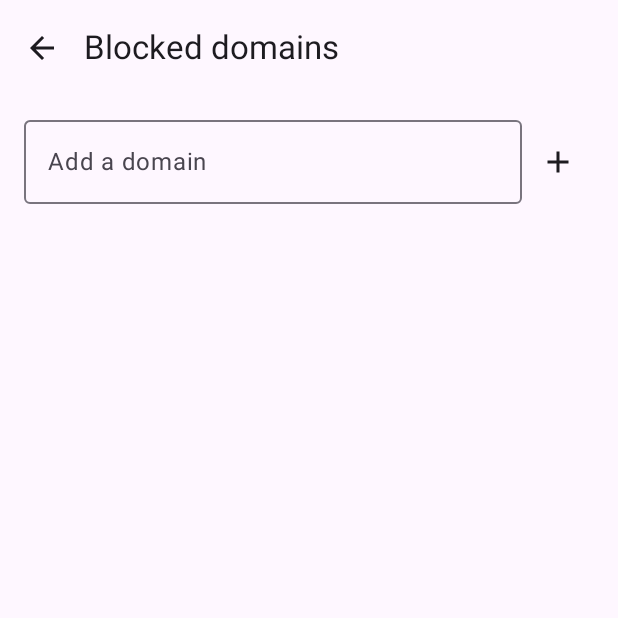
After one commit to TomasGC/Anglerfish, an Android app built with Jetpack Compose: the composable BlocklistScreen called with empty values, on a phone screen of 412 x 824 dp, the top half of it. The commit adds this screen. Run offline under Robolectric (Android 15) with nearby library versions, the light colour scheme and no system bars.

Commit message:
#39: feat: add blocklist management screen and wire up app-open refresh

```diff
--- a/app/src/main/java/app/anglerfish/AnglerfishApplication.kt
+++ b/app/src/main/java/app/anglerfish/AnglerfishApplication.kt
@@ -2,13 +2,19 @@ package app.anglerfish
 
 import android.app.Application
 import app.anglerfish.di.AppContainer
+import kotlinx.coroutines.CoroutineScope
+import kotlinx.coroutines.SupervisorJob
+import kotlinx.coroutines.launch
 
 class AnglerfishApplication : Application() {
     lateinit var container: AppContainer
         private set
 
+    private val applicationScope = CoroutineScope(SupervisorJob())
+
     override fun onCreate() {
         super.onCreate()
         container = AppContainer(this)
+        applicationScope.launch { container.blocklistRepository.refreshIfStale() }
     }
 }
--- /dev/null
+++ b/app/src/main/java/app/anglerfish/ui/BlocklistScreen.kt
@@ -0,0 +1,95 @@
+package app.anglerfish.ui
+
+import androidx.compose.foundation.layout.Column
+import androidx.compose.foundation.layout.Row
+import androidx.compose.foundation.layout.fillMaxSize
+import androidx.compose.foundation.layout.fillMaxWidth
+import androidx.compose.foundation.layout.padding
+import androidx.compose.foundation.lazy.LazyColumn
+import androidx.compose.foundation.lazy.items
+import androidx.compose.material.icons.Icons
+import androidx.compose.material.icons.automirrored.filled.ArrowBack
+import androidx.compose.material.icons.filled.Add
+import androidx.compose.material.icons.filled.Delete
+import androidx.compose.material3.ExperimentalMaterial3Api
+import androidx.compose.material3.Icon
+import androidx.compose.material3.IconButton
+import androidx.compose.material3.OutlinedTextField
+import androidx.compose.material3.Scaffold
+import androidx.compose.material3.Text
+import androidx.compose.material3.TopAppBar
+import androidx.compose.runtime.Composable
+import androidx.compose.runtime.getValue
+import androidx.compose.runtime.mutableStateOf
+import androidx.compose.runtime.remember
+import androidx.compose.runtime.setValue
+import androidx.compose.ui.Alignment
+import androidx.compose.ui.Modifier
+import androidx.compose.ui.res.stringResource
+import androidx.compose.ui.unit.dp
+import app.anglerfish.R
+
+@OptIn(ExperimentalMaterial3Api::class)
+@Composable
+fun BlocklistScreen(
+    userAdditions: List<String>,
+    onAddDomain: (String) -> Unit,
+    onRemoveDomain: (String) -> Unit,
+    onBack: () -> Unit,
+) {
+    var newDomain by remember { mutableStateOf("") }
+
+    Scaffold(
+        topBar = {
+            TopAppBar(
+                title = { Text(stringResource(R.string.blocklist_screen_title)) },
+                navigationIcon = {
+                    IconButton(onClick = onBack) {
+                        Icon(Icons.AutoMirrored.Filled.ArrowBack, contentDescription = stringResource(R.string.back))
+                    }
+                },
+            )
+        },
+    ) { padding ->
+        Column(modifier = Modifier.padding(padding).fillMaxSize()) {
+            Row(
+                modifier = Modifier
+                    .fillMaxWidth()
+                    .padding(16.dp),
+                verticalAlignment = Alignment.CenterVertically,
+            ) {
+                OutlinedTextField(
+                    value = newDomain,
+                    onValueChange = { newDomain = it },
+                    modifier = Modifier.weight(1f),
+                    placeholder = { Text(stringResource(R.string.blocklist_add_placeholder)) },
+                    singleLine = true,
+                )
+                IconButton(onClick = {
+                    onAddDomain(newDomain)
+                    newDomain = ""
+                }) {
+                    Icon(Icons.Default.Add, contentDescription = stringResource(R.string.blocklist_add_action))
+                }
+            }
+            LazyColumn {
+                items(userAdditions, key = { it }) { domain ->
+                    Row(
+                        modifier = Modifier
+                            .fillMaxWidth()
+                            .padding(horizontal = 16.dp, vertical = 8.dp),
+                        verticalAlignment = Alignment.CenterVertically,
+                    ) {
+                        Text(text = domain, modifier = Modifier.weight(1f))
+                        IconButton(onClick = { onRemoveDomain(domain) }) {
+                            Icon(
+                                Icons.Default.Delete,
+                                contentDescription = stringResource(R.string.blocklist_remove_action),
+                            )
+                        }
+                    }
+                }
+            }
+        }
+    }
+}
--- a/app/src/main/res/values/strings.xml
+++ b/app/src/main/res/values/strings.xml
@@ -14,4 +14,11 @@
     <string name="section_not_selected">Not selected</string>
     <string name="section_hidden">Hidden</string>
     <string name="hide_app">Hide</string>
+    <string name="more_options">More options</string>
+    <string name="manage_blocklist">Manage blocklist</string>
+    <string name="blocklist_screen_title">Blocked domains</string>
+    <string name="blocklist_add_placeholder">Add a domain</string>
+    <string name="blocklist_add_action">Add domain</string>
+    <string name="blocklist_remove_action">Remove domain</string>
+    <string name="back">Back</string>
 </resources>
```
Also changed, not shown: app/src/main/java/app/anglerfish/di/AppContainer.kt (+11 -0 lines), app/src/main/java/app/anglerfish/ui/AppListScreen.kt (+22 -0 lines), app/src/main/java/app/anglerfish/ui/BlocklistViewModel.kt (added, +24 -0 lines), app/src/main/java/app/anglerfish/ui/BlocklistViewModelFactory.kt (added, +12 -0 lines), app/src/main/java/app/anglerfish/ui/MainActivity.kt (+26 -0 lines), 1 other file.
